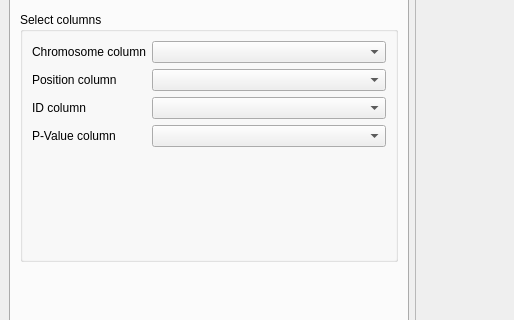
PMBB-Informatics-and-Genomics/NEAT-Plots, file gui/ui/main_window.ui: the form before one commit; both pictures show x 0 to 514 and y 460 to 780 of the 1135 by 891 pixel window.
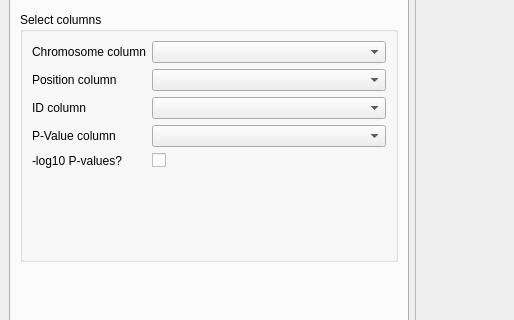
The form after the commit. The open tabs and pages were chosen to show the change.

Commit message: Added support for -log10 P-values to GUI

The edit to the form file:
```diff
--- a/gui/ui/main_window.ui
+++ b/gui/ui/main_window.ui
@@ -368,6 +368,26 @@
                </property>
               </widget>
              </item>
+             <item row="4" column="0">
+              <widget class="QLabel" name="lblLog10Pval">
+               <property name="toolTip">
+                <string>Add check if P-value column contains -log10 values</string>
+               </property>
+               <property name="text">
+                <string>-log10 P-values?</string>
+               </property>
+              </widget>
+             </item>
+             <item row="4" column="1">
+              <widget class="QCheckBox" name="chkBxLog10Pval">
+               <property name="toolTip">
+                <string>Add check if P-value column contains -log10 values</string>
+               </property>
+               <property name="text">
+                <string/>
+               </property>
+              </widget>
+             </item>
             </layout>
            </widget>
           </item>
```
The commit also changes 2 other files.
